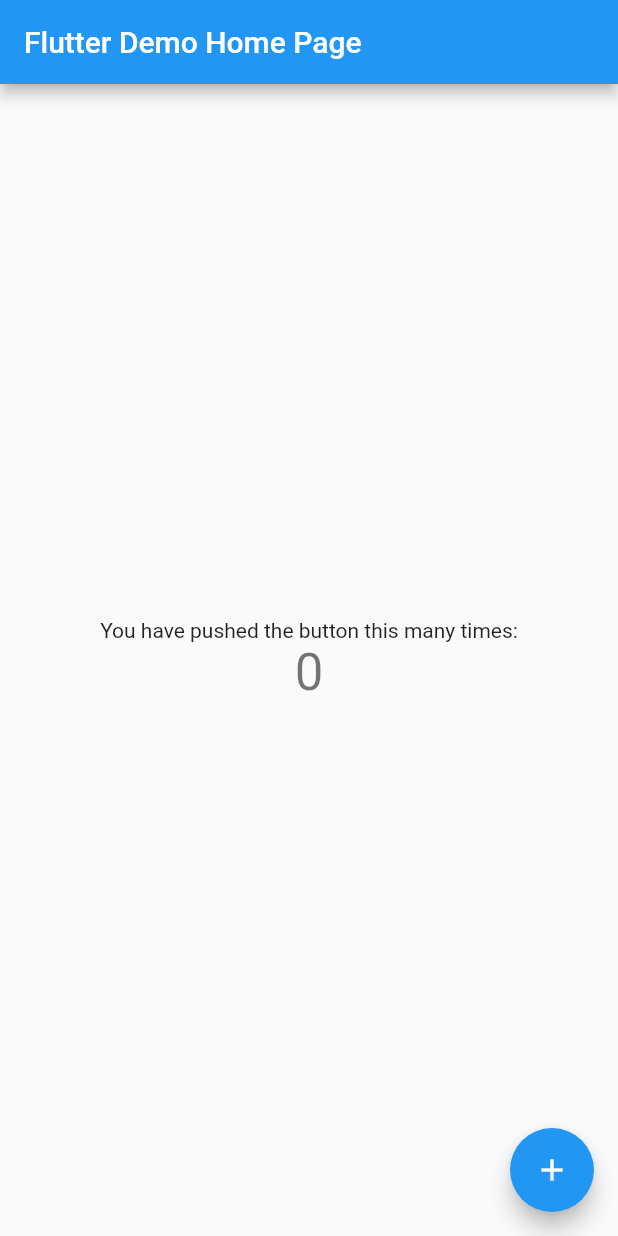
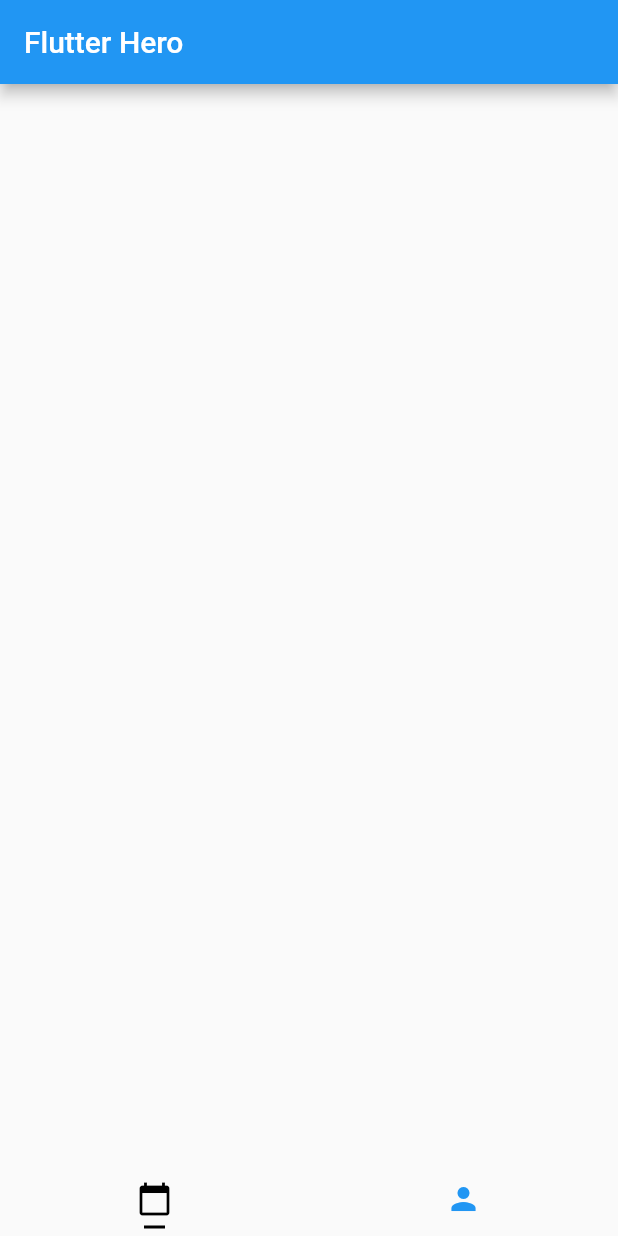
Before and after one commit to tomgilder/flutter-hero, a Flutter app: the screen it shows after launch, on a phone screen of 412 x 824 dp. Run offline on Flutter 3.47's test engine with Material 2 defaults, Android fonts, the phone set to English and light mode, and no system bars.

```diff
--- a/flutter_hero/lib/main.dart
+++ b/flutter_hero/lib/main.dart
@@ -6,27 +6,12 @@ class MyApp extends StatelessWidget {
   // This widget is the root of your application.
   @override
   Widget build(BuildContext context) {
-    return MaterialApp(
-      title: 'Flutter Demo',
-      theme: ThemeData(
-        // This is the theme of your application.
-        //
-        // Try running your application with "flutter run". You'll see the
-        // application has a blue toolbar. Then, without quitting the app, try
-        // changing the primarySwatch below to Colors.green and then invoke
-        // "hot reload" (press "r" in the console where you ran "flutter run",
-        // or simply save your changes to "hot reload" in a Flutter IDE).
-        // Notice that the counter didn't reset back to zero; the application
-        // is not restarted.
-        primarySwatch: Colors.blue,
-      ),
-      home: MyHomePage(title: 'Flutter Demo Home Page'),
-    );
+    return MyHomePage();
   }
 }
 
-class MyHomePage extends StatefulWidget {
-  MyHomePage({Key key, this.title}) : super(key: key);
+class MyHomePage extends StatelessWidget {
+  MyHomePage({Key key}) : super(key: key);
 
   // This widget is the home page of your application. It is stateful, meaning
   // that it has a State object (defined below) that contains fields that affect
@@ -37,25 +22,6 @@ class MyHomePage extends StatefulWidget {
   // used by the build method of the State. Fields in a Widget subclass are
   // always marked "final".
 
-  final String title;
-
-  @override
-  _MyHomePageState createState() => _MyHomePageState();
-}
-
-class _MyHomePageState extends State<MyHomePage> {
-  int _counter = 0;
-
-  void _incrementCounter() {
-    setState(() {
-      // This call to setState tells the Flutter framework that something has
-      // changed in this State, which causes it to rerun the build method below
-      // so that the display can reflect the updated values. If we changed
-      // _counter without calling setState(), then the build method would not be
-      // called again, and so nothing would appear to happen.
-      _counter++;
-    });
-  }
 
   @override
   Widget build(BuildContext context) {
@@ -65,47 +31,81 @@ class _MyHomePageState extends State<MyHomePage> {
     // The Flutter framework has been optimized to make rerunning build methods
     // fast, so that you can just rebuild anything that needs updating rather
     // than having to individually change instances of widgets.
-    return Scaffold(
-      appBar: AppBar(
-        // Here we take the value from the MyHomePage object that was created by
-        // the App.build method, and use it to set our appbar title.
-        title: Text(widget.title),
-      ),
-      body: Center(
-        // Center is a layout widget. It takes a single child and positions it
-        // in the middle of the parent.
-        child: Column(
-          // Column is also layout widget. It takes a list of children and
-          // arranges them vertically. By default, it sizes itself to fit its
-          // children horizontally, and tries to be as tall as its parent.
-          //
-          // Invoke "debug painting" (press "p" in the console, choose the
-          // "Toggle Debug Paint" action from the Flutter Inspector in Android
-          // Studio, or the "Toggle Debug Paint" command in Visual Studio Code)
-          // to see the wireframe for each widget.
-          //
-          // Column has various properties to control how it sizes itself and
-          // how it positions its children. Here we use mainAxisAlignment to
-          // center the children vertically; the main axis here is the vertical
-          // axis because Columns are vertical (the cross axis would be
-          // horizontal).
-          mainAxisAlignment: MainAxisAlignment.center,
-          children: <Widget>[
-            Text(
-              'You have pushed the button this many times:',
+     return MaterialApp(
+      home: DefaultTabController(
+        length: 2,
+        child: Scaffold(
+          bottomNavigationBar: SafeArea(
+            child: TabBar(
+              tabs: [
+                Tab(
+                  icon: Icon(Icons.calendar_today),
+                ),
+                Tab(
+                  icon: Icon(Icons.person),
+                )
+              ],
+              labelColor: Colors.black,
+              unselectedLabelColor: Colors.blue,
+              indicatorSize: TabBarIndicatorSize.label,
+              indicatorPadding: EdgeInsets.all(5.0),
+              indicatorColor: Colors.black,
             ),
-            Text(
-              '$_counter',
-              style: Theme.of(context).textTheme.display1,
-            ),
-          ],
+          ),
+          appBar: AppBar(
+            title: Text('Flutter Hero'),
+          ),
+          body: TabBarView(
+            children: [
+              Container(),
+              Container(),
+            ],
+          ),
         ),
       ),
-      floatingActionButton: FloatingActionButton(
-        onPressed: _incrementCounter,
-        tooltip: 'Increment',
-        child: Icon(Icons.add),
-      ), // This trailing comma makes auto-formatting nicer for build methods.
     );
+
+    // return Scaffold(
+    //   appBar: AppBar(
+    //     // Here we take the value from the MyHomePage object that was created by
+    //     // the App.build method, and use it to set our appbar title.
+    //     title: Text(widget.title),
+    //   ),
+    //   body: Center(
+    //     // Center is a layout widget. It takes a single child and positions it
+    //     // in the middle of the parent.
+    //     child: Column(
+    //       // Column is also layout widget. It takes a list of children and
+    //       // arranges them vertically. By default, it sizes itself to fit its
+    //       // children horizontally, and tries to be as tall as its parent.
+    //       //
+    //       // Invoke "debug painting" (press "p" in the console, choose the
+    //       // "Toggle Debug Paint" action from the Flutter Inspector in Android
+    //       // Studio, or the "Toggle Debug Paint" command in Visual Studio Code)
+    //       // to see the wireframe for each widget.
+    //       //
+    //       // Column has various properties to control how it sizes itself and
+    //       // how it positions its children. Here we use mainAxisAlignment to
+    //       // center the children vertically; the main axis here is the vertical
+    //       // axis because Columns are vertical (the cross axis would be
+    //       // horizontal).
+    //       mainAxisAlignment: MainAxisAlignment.center,
+    //       children: <Widget>[
+    //         Text(
+    //           'You have pushed the button this many times:',
+    //         ),
+    //         Text(
+    //           '$_counter',
+    //           style: Theme.of(context).textTheme.display1,
+    //         ),
+    //       ],
+    //     ),
+    //   ),
+    //   floatingActionButton: FloatingActionButton(
+    //     onPressed: _incrementCounter,
+    //     tooltip: 'Increment',
+    //     child: Icon(Icons.add),
+    //   ), // This trailing comma makes auto-formatting nicer for build methods.
+    // );
   }
 }
```
Also changed, not shown: 1 other file.
